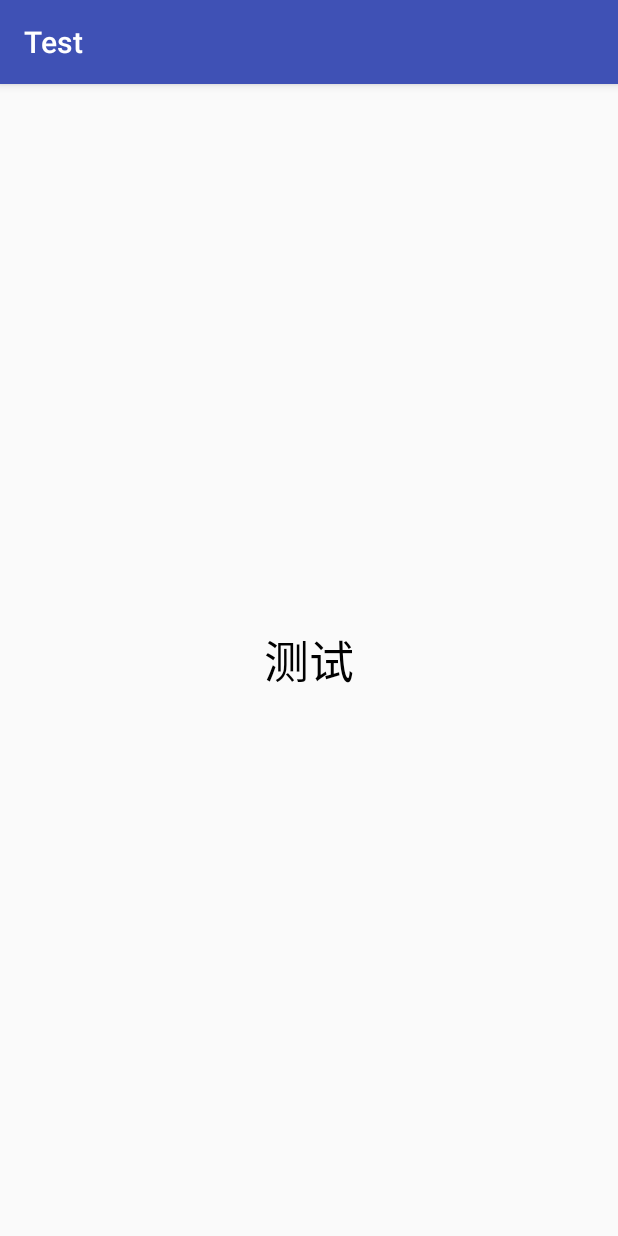
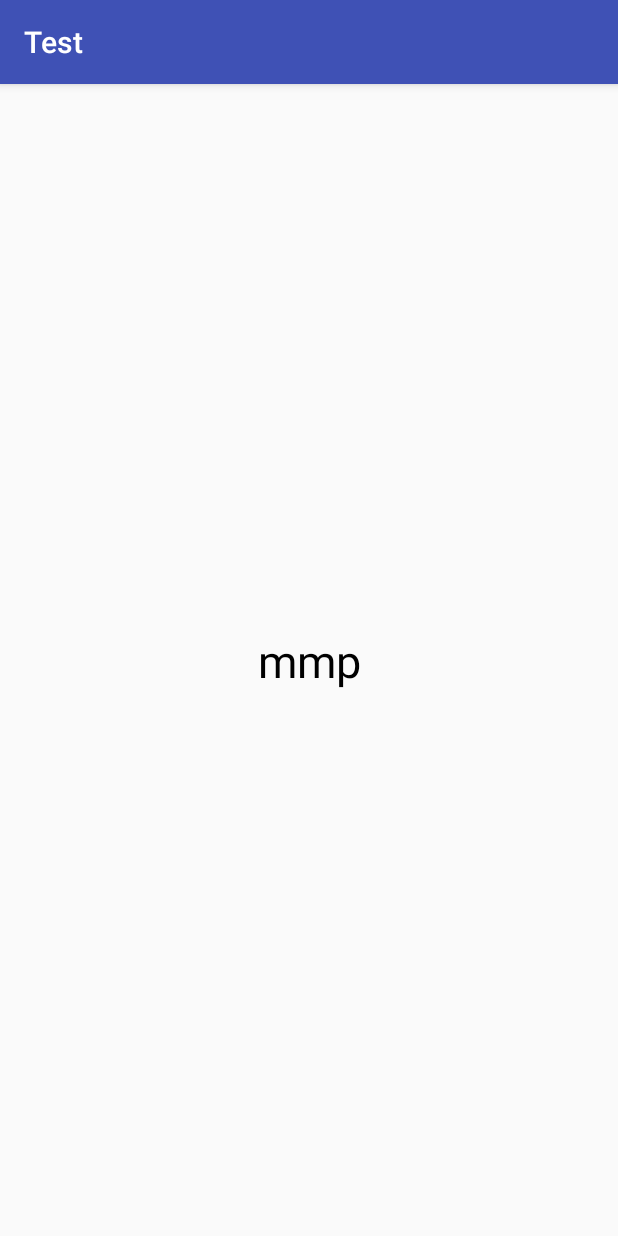
Before and after one commit to zxcgz/Test, an Android app: the screen it shows after launch (MainActivity), on a phone screen of 412 x 824 dp. Run offline under Robolectric (Android 15) with nearby library versions, the phone set to English and light mode, and no system bars.

Commit message:
第一次

```diff
--- a/app/src/main/res/layout/activity_main.xml
+++ b/app/src/main/res/layout/activity_main.xml
@@ -5,12 +5,13 @@
     android:layout_width="match_parent"
     android:layout_height="match_parent"
     tools:context="com.test.MainActivity">
+
     <TextView
         android:layout_width="wrap_content"
         android:layout_height="wrap_content"
+        android:text="mmp"
+        android:textColor="#000000"
         android:textSize="30sp"
-        android:textColor="#000000"
-        android:text="测试"
         app:layout_constraintBottom_toBottomOf="parent"
         app:layout_constraintLeft_toLeftOf="parent"
         app:layout_constraintRight_toRightOf="parent"
```
